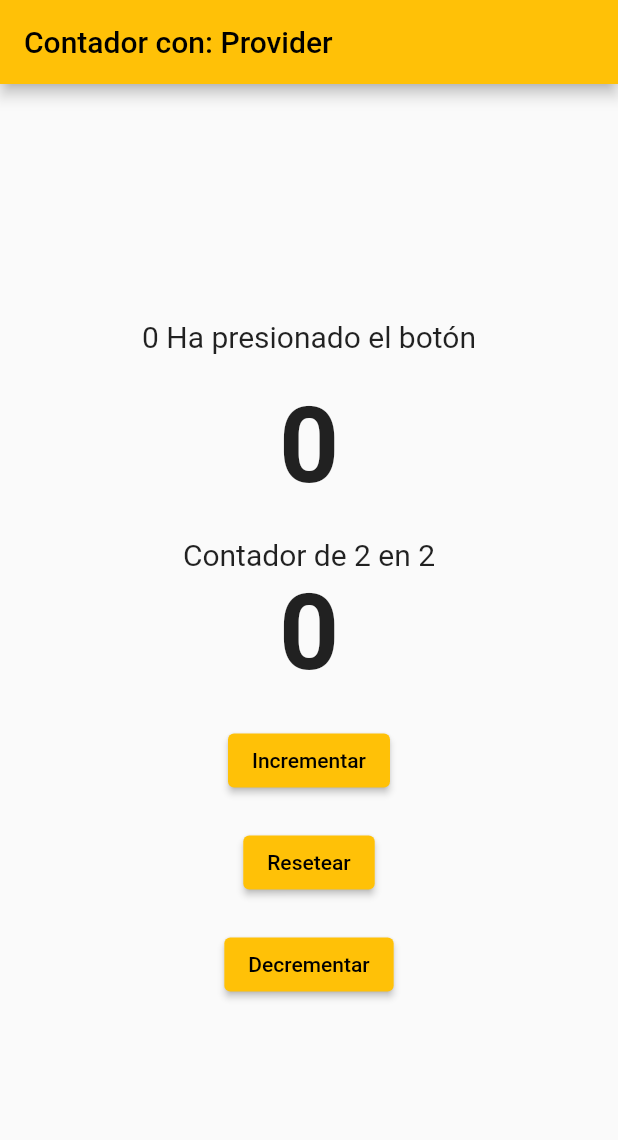
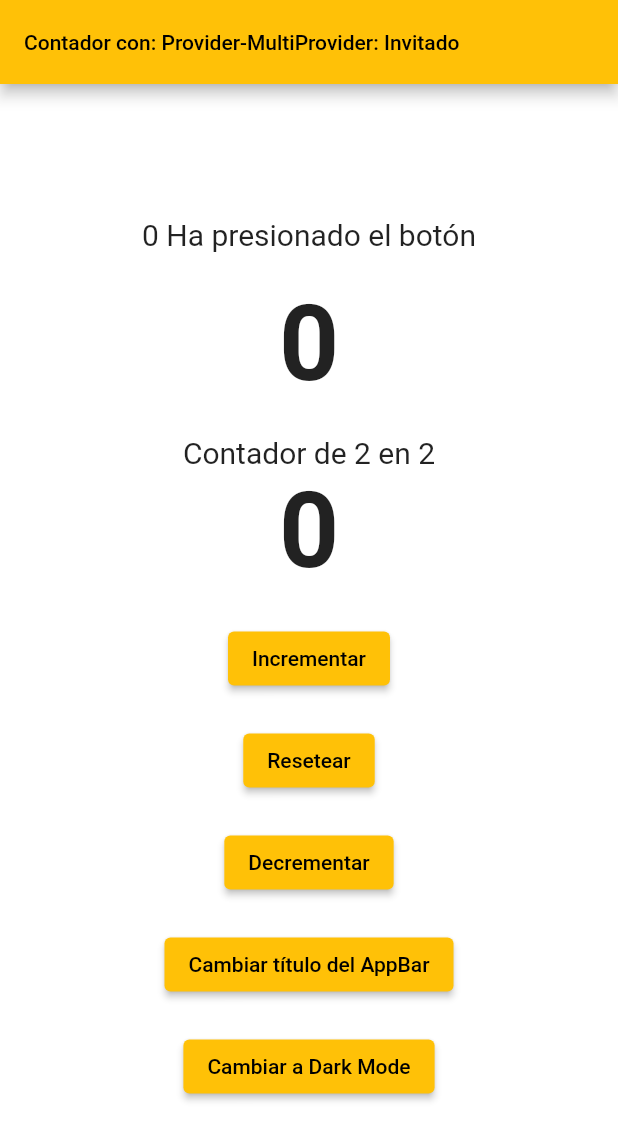
Before and after one commit to Santiago-Lopez07/Flutter, a Flutter app: the screen it shows after launch, after a tap on "Resetear", on a phone screen of 412 x 824 dp. Shown: the top 1140 px of the screen. Run offline on Flutter 3.47's test engine with Material 3 defaults, Android fonts, the phone set to English and light mode, and no system bars; our stand-ins replace font_awesome_flutter, mask_text_input_formatter; project files that could hold a hidden picture were left out.

Commit message:
feat: implementar MultiProvider con contadores, usuario y cambio de tema CLASE 26/10/2026

```diff
--- a/flutter_states_provider/lib/main.dart
+++ b/flutter_states_provider/lib/main.dart
@@ -1,27 +1,14 @@
 import 'package:flutter/material.dart';
 import 'package:flutter_states_provider/pages/home_page.dart';
-import 'package:flutter_states_provider/pages/user_provider.dart';
+import 'package:flutter_states_provider/providers/user_provider.dart';
 import 'package:flutter_states_provider/providers/counter_provider.dart';
+import 'package:flutter_states_provider/providers/theme_provider.dart';
 import 'package:provider/provider.dart';
 
 // void main() => runApp(const MyApp());
 
 void main() {
   runApp(
-    // Crear una nueva instancia de la clase CounterProvider
-    // que gestiona el estado.
-    // Esta clase se guarda internamente en el árbol de widgets
-    // para que luego los widgets hijos puedan acceder a ella.
-    // Utilizar ChangeNotifierProvider para compartir el estado.
-
-    // MÉTODO ANTERIOR: ChangeNotifierProvider
-    /*
-    ChangeNotifierProvider(
-      create: (context) => CounterProvider(),
-      child: const MyApp(),
-    ),
-    */
-
     // MÉTODO NUEVO: MultiProvider
     // Permite utilizar varios proveedores al mismo tiempo.
     MultiProvider(
@@ -31,6 +18,9 @@ void main() {
 
         // Proveedor del usuario
         ChangeNotifierProvider(create: (_) => UserProvider()),
+
+        // Proveedor del tema
+        ChangeNotifierProvider(create: (_) => ThemeProvider()),
       ],
 
       // Widget principal de la aplicación
@@ -44,10 +34,55 @@ class MyApp extends StatelessWidget {
 
   @override
   Widget build(BuildContext context) {
+    final themeProvider = context.watch<ThemeProvider>();
+
     return MaterialApp(
       debugShowCheckedModeBanner: false,
       title: 'Contador con el gestor/proveedor de estados: Provider',
-      theme: ThemeData(primarySwatch: Colors.amber, useMaterial3: false),
+
+      // TEMA CLARO
+      theme: ThemeData(
+        brightness: Brightness.light,
+        primarySwatch: Colors.amber,
+        scaffoldBackgroundColor: Colors.white,
+        useMaterial3: false,
+
+        appBarTheme: const AppBarTheme(
+          backgroundColor: Colors.amber,
+          foregroundColor: Colors.black,
+        ),
+
+        elevatedButtonTheme: ElevatedButtonThemeData(
+          style: ElevatedButton.styleFrom(
+            backgroundColor: Colors.amber,
+            foregroundColor: Colors.black,
+          ),
+        ),
+      ),
+
+      // TEMA OSCURO
+      darkTheme: ThemeData(
+        brightness: Brightness.dark,
+        primarySwatch: Colors.blueGrey,
+        scaffoldBackgroundColor: const Color(0xFF121212),
+        useMaterial3: false,
+
+        appBarTheme: const AppBarTheme(
+          backgroundColor: Color(0xFF263238),
+          foregroundColor: Colors.white,
+        ),
+
+        elevatedButtonTheme: ElevatedButtonThemeData(
+          style: ElevatedButton.styleFrom(
+            backgroundColor: const Color(0xFF455A64),
+            foregroundColor: Colors.white,
+          ),
+        ),
+      ),
+
+      // Aplicar el tema seleccionado
+      themeMode: themeProvider.themeMode,
+
       home: const HomePage(),
     );
   }
--- a/flutter_states_provider/lib/pages/home_page.dart
+++ b/flutter_states_provider/lib/pages/home_page.dart
@@ -1,46 +1,50 @@
 import 'package:flutter/material.dart';
+import 'package:flutter_states_provider/providers/theme_provider.dart';
+import 'package:flutter_states_provider/providers/user_provider.dart';
+import 'package:flutter_states_provider/providers/counter_provider.dart';
 import 'package:provider/provider.dart';
-import 'package:flutter_states_provider/providers/counter_provider.dart';
 
 class HomePage extends StatelessWidget {
   const HomePage({super.key});
 
   @override
   Widget build(BuildContext context) {
-    // MÉTODO ANTERIOR: context.watch()
-    // final counterProvider = context.watch<CounterProvider>();
-
-    // MÉTODO ANTERIOR: context.read()
-    // final provider = context.read<CounterProvider>();
-
-    // MÉTODO ANTERIOR: Provider.of()
-    // final provider = Provider.of<CounterProvider>(context);
-
-    // COMBINAR context.select() CON Consumer
-
-    // Seleccionar solamente el contador de 1 en 1
     final counter = context.select<CounterProvider, int>(
       (provider) => provider.counter,
     );
 
-    // Seleccionar solamente el contador de 2 en 2
     final doubleCounter = context.select<CounterProvider, int>(
       (provider) => provider.doubleCounter,
     );
 
+    final counterProvider = context.read<CounterProvider>();
+
+    final userName = context.select<UserProvider, String>(
+      (provider) => provider.userName,
+    );
+
+    final userProvider = context.read<UserProvider>();
+
+    final themeProvider = Provider.of<ThemeProvider>(context);
+
     return Scaffold(
-      appBar: AppBar(title: const Text('Contador con: Provider')),
+      appBar: AppBar(
+        title: FittedBox(
+          fit: BoxFit.scaleDown,
+          alignment: Alignment.centerLeft,
+          child: Text(
+            'Contador con: Provider-MultiProvider: $userName',
+            style: const TextStyle(fontSize: 14),
+            maxLines: 1,
+          ),
+        ),
+      ),
+
       body: Center(
+        child: SingleChildScrollView(
           child: Column(
             mainAxisAlignment: MainAxisAlignment.center,
             children: [
-            // MÉTODO ANTERIOR: context.watch()
-            // Text(
-            //   '${context.watch<CounterProvider>().counter} Ha presionado el botón',
-            //   style: const TextStyle(fontSize: 20),
-            // ),
-
-            // MÉTODO NUEVO: context.select()
               Text(
                 '$counter Ha presionado el botón',
                 style: const TextStyle(fontSize: 20),
@@ -48,52 +52,33 @@ class HomePage extends StatelessWidget {
 
               const SizedBox(height: 20),
 
-            // Contador que aumenta de 1 en 1
-
-            // MÉTODO ANTERIOR: Provider.of()
-            // Text('${provider.counter}'),
-
-            // MÉTODO ANTERIOR: Consumer
-            // Consumer<CounterProvider>(
-            //   builder: (context, provider, _) => Text(
-            //     '${provider.counter}',
-            //   ),
-            // ),
-
-            // MÉTODO NUEVO: context.select()
               Text(
                 '$counter',
-              style: const TextStyle(fontSize: 70, fontWeight: FontWeight.bold),
+                style: const TextStyle(
+                  fontSize: 70,
+                  fontWeight: FontWeight.bold,
+                ),
               ),
 
               const SizedBox(height: 20),
 
-            // Segundo contador que aumenta de 2 en 2
               const Text('Contador de 2 en 2', style: TextStyle(fontSize: 20)),
 
-            // MÉTODO ANTERIOR: Consumer
-            // Consumer<CounterProvider>(
-            //   builder: (context, provider, _) => Text(
-            //     '${provider.doubleCounter}',
-            //   ),
-            // ),
-
-            // MÉTODO NUEVO: context.select()
               Text(
                 '$doubleCounter',
-              style: const TextStyle(fontSize: 70, fontWeight: FontWeight.bold),
+                style: const TextStyle(
+                  fontSize: 70,
+                  fontWeight: FontWeight.bold,
+                ),
               ),
 
               const SizedBox(height: 20),
 
-            // Incrementar ambos contadores utilizando Consumer
+              // Incrementar ambos contadores
               Consumer<CounterProvider>(
                 builder: (context, provider, child) => ElevatedButton(
                   onPressed: () {
-                  // Incrementar de 1 en 1
                     provider.increment();
-
-                  // Incrementar de 2 en 2
                     provider.incrementDouble();
                   },
                   child: const Text('Incrementar'),
@@ -102,34 +87,55 @@ class HomePage extends StatelessWidget {
 
               const SizedBox(height: 20),
 
-            // Resetear ambos contadores utilizando Consumer
+              // Resetear ambos contadores
+              ElevatedButton(
+                onPressed: () {
+                  counterProvider.reset();
+                },
+                child: const Text('Resetear'),
+              ),
+
+              const SizedBox(height: 20),
+
+              // Decrementar ambos contadores
               Consumer<CounterProvider>(
                 builder: (context, provider, child) => ElevatedButton(
                   onPressed: () {
-                  provider.reset();
+                    provider.decrease();
+                    provider.decreaseDouble();
                   },
-                child: const Text('Resetear'),
+                  child: const Text('Decrementar'),
                 ),
               ),
 
               const SizedBox(height: 20),
 
-            // Decrementar ambos contadores utilizando Consumer
-            Consumer<CounterProvider>(
-              builder: (context, provider, child) => ElevatedButton(
+              // Cambiar el título del AppBar
+              ElevatedButton(
                 onPressed: () {
-                  // Decrementar de 1 en 1
-                  provider.decrease();
+                  userProvider.userName = 'Multiprovider';
+                },
+                child: const Text('Cambiar título del AppBar'),
+              ),
 
-                  // Decrementar de 2 en 2
-                  provider.decreaseDouble();
+              const SizedBox(height: 20),
+
+              // Cambiar entre modo claro y modo oscuro
+              ElevatedButton(
+                onPressed: () {
+                  //Modifica el tema
+                  themeProvider.changeTheme();
                 },
-                child: const Text('Decrementar'),
+                child: Text(
+                  themeProvider.themeMode == ThemeMode.light
+                      ? 'Cambiar a Dark Mode'
+                      : 'Cambiar a Light Mode',
                 ),
               ),
             ],
           ),
         ),
+      ),
     );
   }
 }
--- /dev/null
+++ b/flutter_states_provider/lib/providers/theme_provider.dart
@@ -0,0 +1,17 @@
+import 'package:flutter/material.dart';
+
+class ThemeProvider extends ChangeNotifier {
+  // Establecer el tema para la app
+  ThemeMode _themeMode = ThemeMode.light;
+
+  ThemeMode get themeMode => _themeMode;
+
+  void changeTheme() {
+    // Si es claro cambia al tema oscuro y viceversa
+    _themeMode = _themeMode == ThemeMode.light
+        ? ThemeMode.dark
+        : ThemeMode.light;
+
+    notifyListeners();
+  }
+}
```
Also changed, not shown: flutter_states_provider/lib/providers/user_provider.dart (renamed from flutter_states_provider/lib/pages/user_provider.dart). Lines whose indentation alone changed are shown as unchanged.
